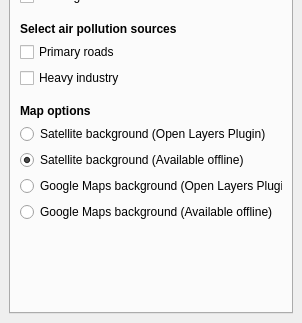
Old version of the form plugins/PluginForAirqInRotterdam/airq_rotterdam_dockwidget_base.ui in the repository sticx/Air-pollution-Rotterdam; both pictures show x 0 to 302 and y 284 to 607 of the 302 by 607 pixel window.
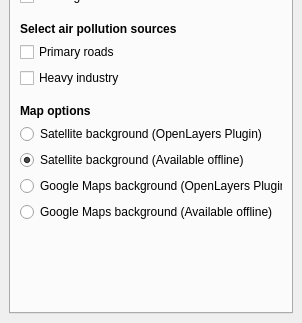
New version of the form.

Diff of the .ui file:
```diff
--- a/plugins/PluginForAirqInRotterdam/airq_rotterdam_dockwidget_base.ui
+++ b/plugins/PluginForAirqInRotterdam/airq_rotterdam_dockwidget_base.ui
@@ -158,7 +158,7 @@
            <string>The Open Layers Plugin and an internet connection is required to use this background</string>
           </property>
           <property name="text">
-           <string>Satellite background (Open Layers Plugin)</string>
+           <string>Satellite background (OpenLayers Plugin)</string>
           </property>
           <property name="checked">
            <bool>false</bool>
@@ -174,7 +174,7 @@
            <string>The Open Layers Plugin and an internet connection is required to use this background</string>
           </property>
           <property name="text">
-           <string>Google Maps background (Open Layers Plugin)</string>
+           <string>Google Maps background (OpenLayers Plugin)</string>
           </property>
           <attribute name="buttonGroup">
            <string notr="true">radioGrp</string>
```
